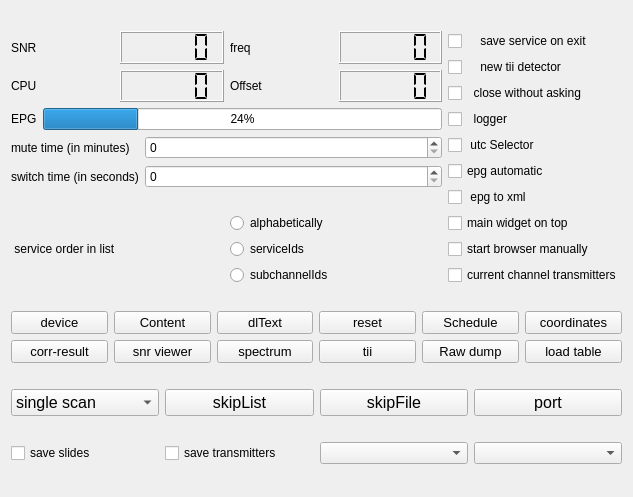
First picture: the form in qt-dab-s5/forms-v5/config-helper.ui, repository JvanKatwijk/qt-dab, before the edit.
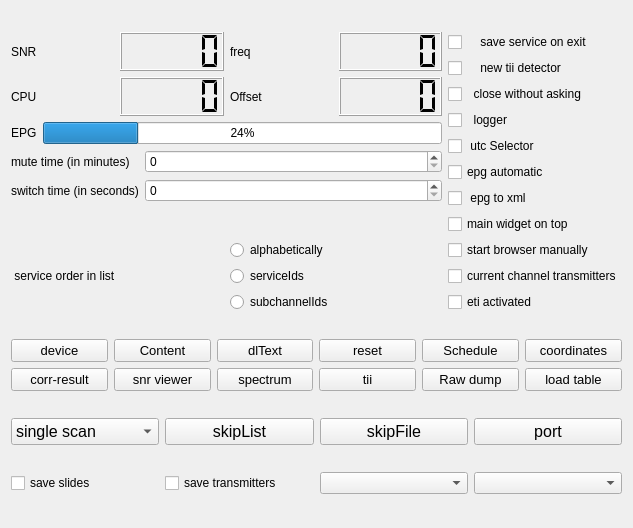
Second picture: the form after the edit. Custom widgets are drawn as their Qt base class.

```diff
--- a/qt-dab-s5/forms-v5/config-helper.ui
+++ b/qt-dab-s5/forms-v5/config-helper.ui
@@ -7,7 +7,7 @@
     <x>0</x>
     <y>0</y>
     <width>633</width>
-    <height>497</height>
+    <height>528</height>
    </rect>
   </property>
   <property name="windowTitle">
@@ -294,6 +294,16 @@
          </property>
         </widget>
        </item>
+       <item>
+        <widget class="QCheckBox" name="eti_activeSelector">
+         <property name="toolTip">
+          <string>&lt;html&gt;&lt;head/&gt;&lt;body&gt;&lt;p&gt;eti files can be generated by Qt-DAB-5.x. Since generating an eti file from an ensemble seems incompatible with scanning, the scan button is replaced by an &amp;quot;eti&amp;quot; button when eti is activated.&lt;/p&gt;&lt;p&gt;Note that building up an eti file requires quite some resources.&lt;/p&gt;&lt;p&gt;If eti is activated, the scanButton is replaced by the etiButton. Touching that button shows a fileselection menu, after selecting a file the content of the ensemble is sent in eti format to the file. The eti session stops when (a) the eti button is touched again, (b) switching to another channel or (c) disabling eti by unchecking the checkbox.&lt;/p&gt;&lt;p&gt;&lt;br/&gt;&lt;/p&gt;&lt;/body&gt;&lt;/html&gt;</string>
+         </property>
+         <property name="text">
+          <string>eti activated</string>
+         </property>
+        </widget>
+       </item>
       </layout>
      </item>
     </layout>
```
